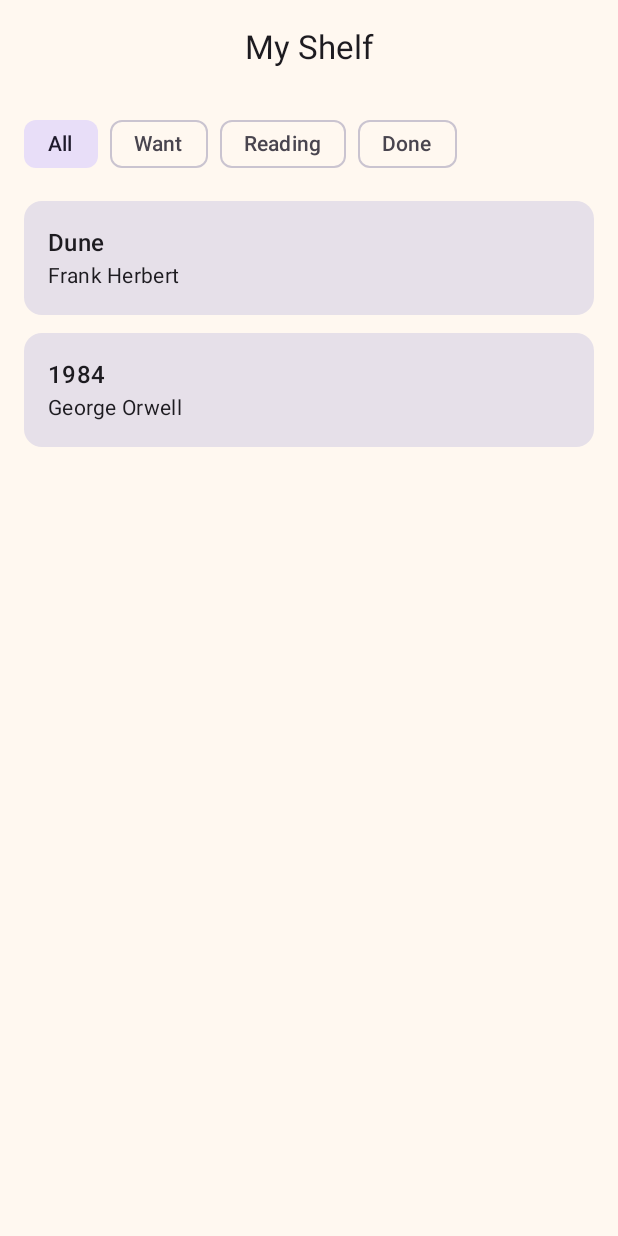
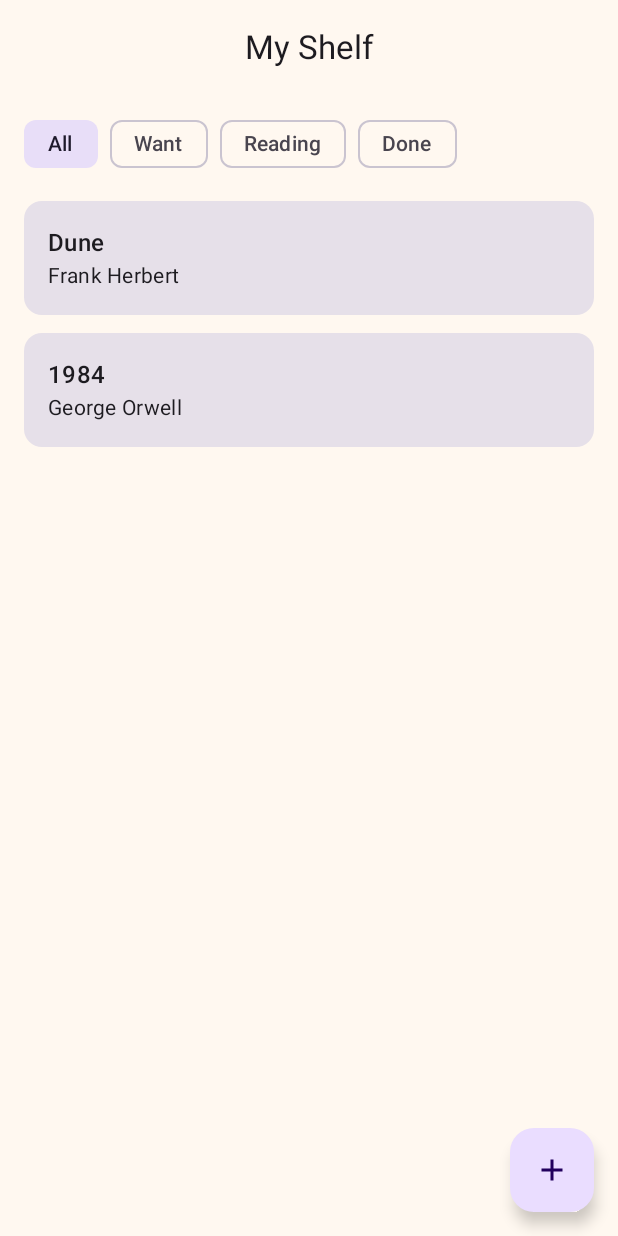
Before and after one commit to sdkhmt13/Mobileproject, an Android app built with Jetpack Compose: the screen it shows after launch (MainActivity), on a phone screen of 412 x 824 dp. Run offline under Robolectric (Android 15) with nearby library versions, the phone set to English and light mode, and no system bars.

Commit message:
FAB floating action button + add

```diff
--- a/app/src/main/java/com/example/mobileproject/ui/screens/ShelfScreen.kt
+++ b/app/src/main/java/com/example/mobileproject/ui/screens/ShelfScreen.kt
@@ -24,6 +24,10 @@ import com.example.mobileproject.viewmodel.ShelfViewModel
 import androidx.compose.ui.text.style.TextAlign
 import androidx.compose.material3.Card
 import androidx.compose.material3.MaterialTheme
+import androidx.compose.material.icons.Icons
+import androidx.compose.material.icons.filled.Add
+import androidx.compose.material3.FloatingActionButton
+import androidx.compose.material3.Icon
 
 @OptIn(ExperimentalMaterial3Api::class)
 @Composable
@@ -40,6 +44,12 @@ fun ShelfScreen(
             CenterAlignedTopAppBar(
                 title = { Text("My Shelf") }
             )
+        },
+
+        floatingActionButton = {
+            FloatingActionButton(onClick = onSearchClick) {
+                Icon(Icons.Filled.Add, contentDescription = "Add book")
+            }
         }
     ) { innerPadding ->
         Column(
```
